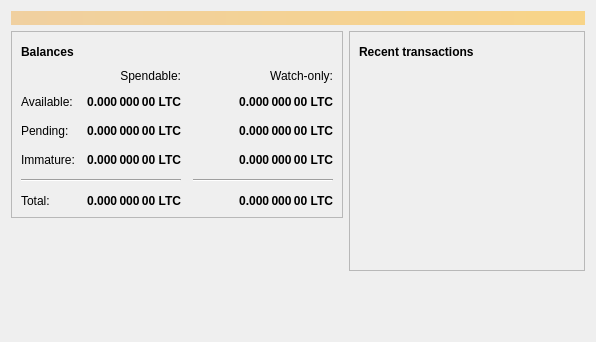
Old version of the form src/qt/forms/overviewpage.ui in the repository bitcoinboro/borocoin.
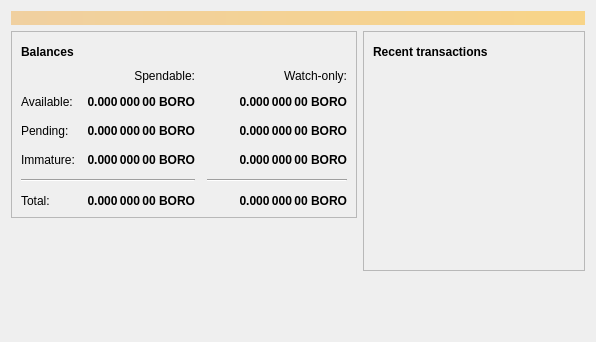
New version of the form. Icons and pictures are not drawn.

Commit message: symbol name BORO

```diff
--- a/src/qt/forms/overviewpage.ui
+++ b/src/qt/forms/overviewpage.ui
@@ -129,7 +129,7 @@
                <string>Unconfirmed transactions to watch-only addresses</string>
               </property>
               <property name="text">
-               <string notr="true">0.000 000 00 LTC</string>
+               <string notr="true">0.000 000 00 BORO</string>
               </property>
               <property name="alignment">
                <set>Qt::AlignRight|Qt::AlignTrailing|Qt::AlignVCenter</set>
@@ -154,7 +154,7 @@
                <string>Total of transactions that have yet to be confirmed, and do not yet count toward the spendable balance</string>
               </property>
               <property name="text">
-               <string notr="true">0.000 000 00 LTC</string>
+               <string notr="true">0.000 000 00 BORO</string>
               </property>
               <property name="alignment">
                <set>Qt::AlignRight|Qt::AlignTrailing|Qt::AlignVCenter</set>
@@ -179,7 +179,7 @@
                <string>Mined balance in watch-only addresses that has not yet matured</string>
               </property>
               <property name="text">
-               <string notr="true">0.000 000 00 LTC</string>
+               <string notr="true">0.000 000 00 BORO</string>
               </property>
               <property name="alignment">
                <set>Qt::AlignRight|Qt::AlignTrailing|Qt::AlignVCenter</set>
@@ -237,7 +237,7 @@
                <string>Mined balance that has not yet matured</string>
               </property>
               <property name="text">
-               <string notr="true">0.000 000 00 LTC</string>
+               <string notr="true">0.000 000 00 BORO</string>
               </property>
               <property name="alignment">
                <set>Qt::AlignRight|Qt::AlignTrailing|Qt::AlignVCenter</set>
@@ -282,7 +282,7 @@
                <string>Your current total balance</string>
               </property>
               <property name="text">
-               <string notr="true">0.000 000 00 LTC</string>
+               <string notr="true">0.000 000 00 BORO</string>
               </property>
               <property name="alignment">
                <set>Qt::AlignRight|Qt::AlignTrailing|Qt::AlignVCenter</set>
@@ -307,7 +307,7 @@
                <string>Current total balance in watch-only addresses</string>
               </property>
               <property name="text">
-               <string notr="true">0.000 000 00 LTC</string>
+               <string notr="true">0.000 000 00 BORO</string>
               </property>
               <property name="alignment">
                <set>Qt::AlignRight|Qt::AlignTrailing|Qt::AlignVCenter</set>
@@ -349,7 +349,7 @@
                <string>Your current spendable balance</string>
               </property>
               <property name="text">
-               <string notr="true">0.000 000 00 LTC</string>
+               <string notr="true">0.000 000 00 BORO</string>
               </property>
               <property name="alignment">
                <set>Qt::AlignRight|Qt::AlignTrailing|Qt::AlignVCenter</set>
@@ -374,7 +374,7 @@
                <string>Your current balance in watch-only addresses</string>
               </property>
               <property name="text">
-               <string notr="true">0.000 000 00 LTC</string>
+               <string notr="true">0.000 000 00 BORO</string>
               </property>
               <property name="alignment">
                <set>Qt::AlignRight|Qt::AlignTrailing|Qt::AlignVCenter</set>
```
The commit also changes 16 other files.
